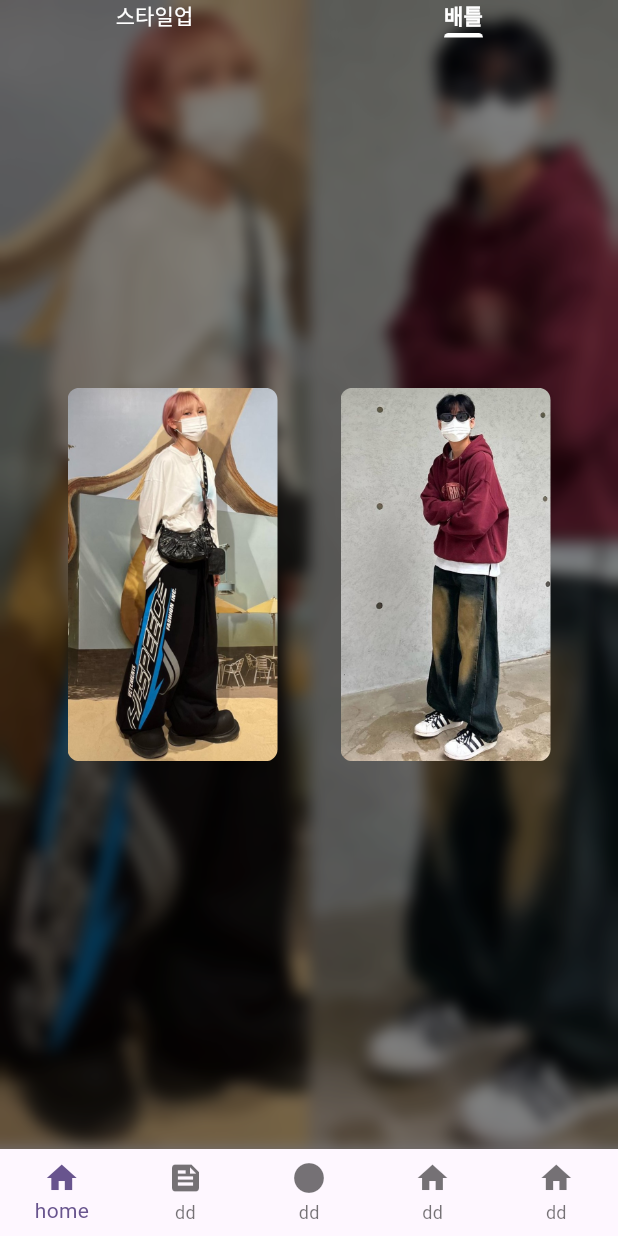
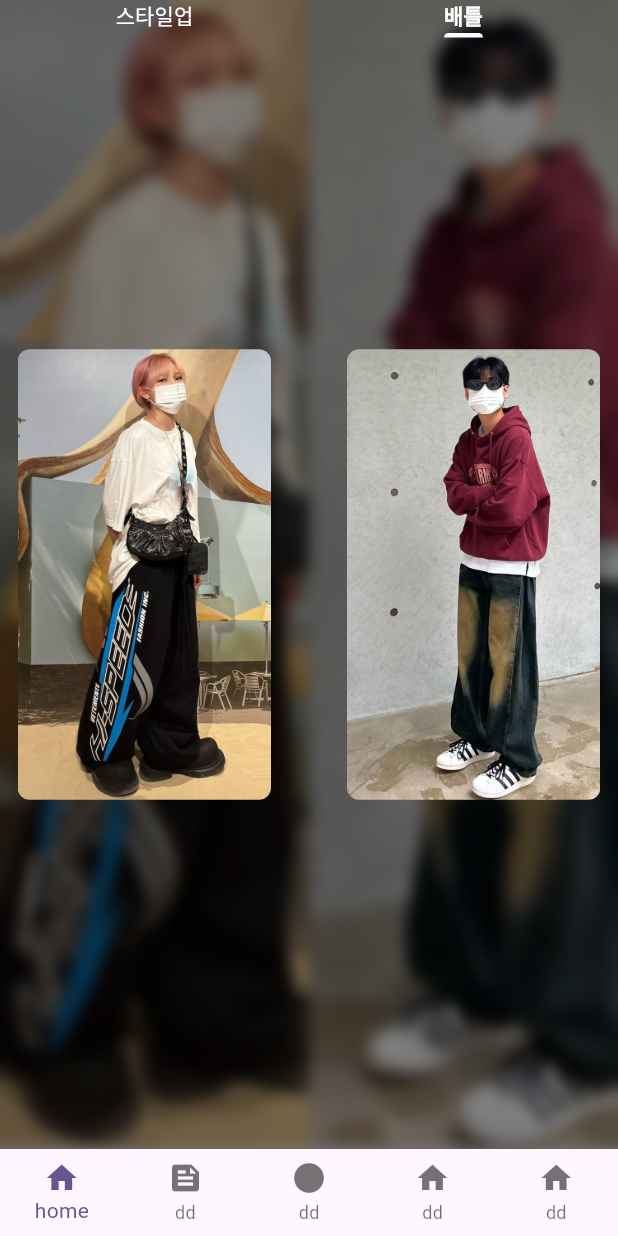
Before and after one commit to alstlr1927/showny_prototype, a Flutter app: the screen it shows after launch, swiped to page 2, on a phone screen of 412 x 824 dp. Run offline on Flutter 3.47's test engine with Material 3 defaults, Android fonts, the phone set to English and light mode, and no system bars; drawn by our look-alikes of blur; our stand-ins replace carousel_slider, fluttertoast, video_player; missing offline and left inert: camerawesome.

Commit message:
[Fix] 이미지 사이즈업

```diff
--- a/lib/battle2/widgets/battle_item2.dart
+++ b/lib/battle2/widgets/battle_item2.dart
@@ -18,32 +18,39 @@ class BattleItem2 extends StatefulWidget {
 
 class _BattleItem2State extends State<BattleItem2>
     with TickerProviderStateMixin {
+  double defaultImgWidth = 160;
+  double imgRatio = 9 / 16;
+  Duration aniDuration = const Duration(milliseconds: 200);
+
   @override
   Widget build(BuildContext context) {
+    final size = MediaQuery.of(context).size;
+    defaultImgWidth = size.width * .41;
     return ChangeNotifierProvider<BattleItem2Provider>(
         create: (_) => BattleItem2Provider(this),
         builder: (context, _) {
           return Consumer<BattleItem2Provider>(builder: (ctx, prov, child) {
-            return CustomLongPress(
-              duration: prov.longPressDuration,
-              onLongPress: prov.onLongPress,
-              onLongPressCancel: prov.onLongPressCancel,
-              onLongPressUp: prov.onLongPressUp,
-              onLongPressEnd: prov.onLongPressEnd,
-              onLongPressMoveUpdate: prov.onLongPressMoveUpdate,
-              onLongPressStart: prov.onLongPressStart,
+            return GestureDetector(
+              onPanUpdate: prov.onPanUpdate,
+              // duration: prov.longPressDuration,
+              // onLongPress: prov.onLongPress,
+              // onLongPressCancel: prov.onLongPressCancel,
+              // onLongPressUp: prov.onLongPressUp,
+              // onLongPressEnd: prov.onLongPressEnd,
+              // onLongPressMoveUpdate: prov.onLongPressMoveUpdate,
+              // onLongPressStart: prov.onLongPressStart,
               child: Stack(
                 alignment: Alignment.center,
                 children: [
                   BackBlurWidget(
-                    width: MediaQuery.of(ctx).size.width,
+                    width: size.width,
                     height: double.infinity,
                     image1: widget.battle.player1.image,
                     image2: widget.battle.player2.image,
                   ),
                   AnimatedScale(
                     scale: prov.isSelectMode ? 1.2 : 1,
-                    duration: const Duration(milliseconds: 200),
+                    duration: aniDuration,
                     child: SlideTransition(
                       position: prov.positionA,
                       child: ScaleTransition(
@@ -51,9 +58,9 @@ class _BattleItem2State extends State<BattleItem2>
                         child: ClipRRect(
                           borderRadius: BorderRadius.circular(8),
                           child: SizedBox(
-                            width: 140,
+                            width: defaultImgWidth,
                             child: AspectRatio(
-                              aspectRatio: 9 / 16,
+                              aspectRatio: imgRatio,
                               child: Image.asset(
                                 'assets/images/${widget.battle.player1.image}',
                                 fit: BoxFit.cover,
@@ -66,7 +73,7 @@ class _BattleItem2State extends State<BattleItem2>
                   ),
                   AnimatedScale(
                     scale: prov.isSelectMode ? 1.2 : 1,
-                    duration: const Duration(milliseconds: 200),
+                    duration: aniDuration,
                     child: SlideTransition(
                       position: prov.positionB,
                       child: ScaleTransition(
@@ -74,9 +81,9 @@ class _BattleItem2State extends State<BattleItem2>
                         child: ClipRRect(
                           borderRadius: BorderRadius.circular(8),
                           child: SizedBox(
-                            width: 140,
+                            width: defaultImgWidth,
                             child: AspectRatio(
-                              aspectRatio: 9 / 16,
+                              aspectRatio: imgRatio,
                               child: Image.asset(
                                 'assets/images/${widget.battle.player2.image}',
                                 fit: BoxFit.cover,
@@ -90,7 +97,7 @@ class _BattleItem2State extends State<BattleItem2>
                   if (prov.focused == 0) ...{
                     AnimatedScale(
                       scale: prov.isSelectMode ? 1.2 : 1,
-                      duration: const Duration(milliseconds: 200),
+                      duration: aniDuration,
                       child: SlideTransition(
                         position: prov.positionA,
                         child: ScaleTransition(
@@ -98,9 +105,9 @@ class _BattleItem2State extends State<BattleItem2>
                           child: ClipRRect(
                             borderRadius: BorderRadius.circular(8),
                             child: SizedBox(
-                              width: 140,
+                              width: defaultImgWidth,
                               child: AspectRatio(
-                                aspectRatio: 9 / 16,
+                                aspectRatio: imgRatio,
                                 child: Image.asset(
                                   'assets/images/${widget.battle.player1.image}',
                                   fit: BoxFit.cover,
@@ -111,7 +118,7 @@ class _BattleItem2State extends State<BattleItem2>
                         ),
                       ),
                     )
-                  }
+                  },
                 ],
               ),
             );
--- a/lib/main/provider/test_provider.dart
+++ b/lib/main/provider/test_provider.dart
@@ -4,6 +4,8 @@ class TestProvider with ChangeNotifier {
   State state;
   late PageController pageController;
   late TabController tabController;
+
+  int curPageIdx = 0;
 
   void setpage(int value) {
     pageController.animateToPage(value,
@@ -13,6 +15,8 @@ class TestProvider with ChangeNotifier {
   void setTab(int value) {
     tabController.animateTo(value,
         duration: const Duration(milliseconds: 200), curve: Curves.easeIn);
+    curPageIdx = value;
+    notifyListeners();
   }
 
   @override
--- a/lib/main/test_screen.dart
+++ b/lib/main/test_screen.dart
@@ -35,7 +35,9 @@ class _TestPageState extends State<TestPage>
               body: Stack(
                 children: [
                   PageView(
-                    physics: const NeverScrollableScrollPhysics(),
+                    physics: prov.curPageIdx == 0
+                        ? const BouncingScrollPhysics()
+                        : const NeverScrollableScrollPhysics(),
                     controller: prov.pageController,
                     onPageChanged: prov.setTab,
                     allowImplicitScrolling: true,
--- a/lib/styleup/styleup.dart
+++ b/lib/styleup/styleup.dart
@@ -126,9 +126,9 @@ class _PageItemState extends State<PageItem> {
                               ),
                             ),
                             if (widget.imagePath.length > 1) ...{
-                              // Container(
-                              //   height: 250,
-                              // ),
+                              Container(
+                                height: 200,
+                              ),
                             },
                           ],
                         ),
```
Also changed, not shown: lib/battle2/provider/battle_item2_provider.dart (+30 -11 lines), 1 other file.
